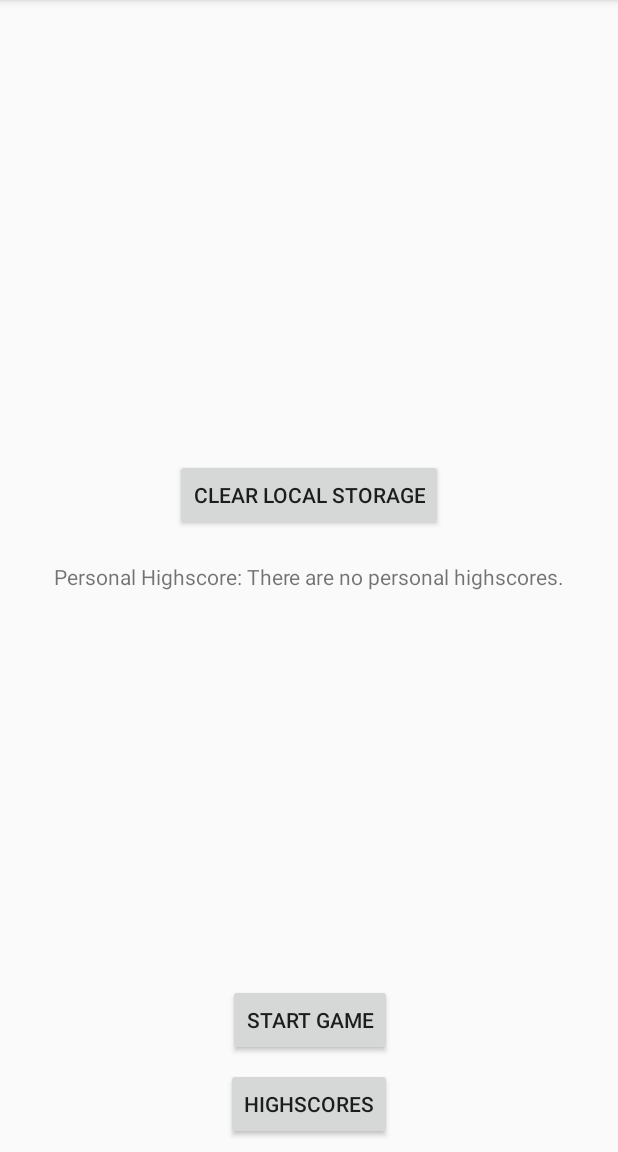
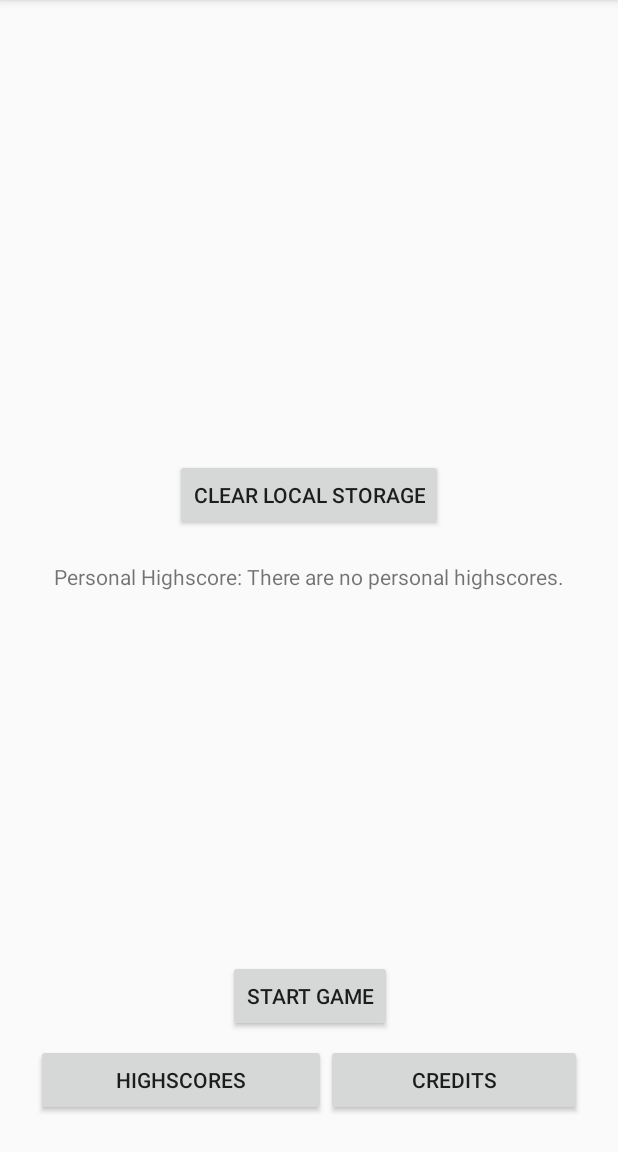
Before and after one commit to algorythm/GallowGame2_Assignment, an Android app: the screen it shows after launch (MainActivity), on a phone screen of 412 x 824 dp, the part 84-1236 px from its top. Run offline under Robolectric (Android 15) with nearby library versions, the phone set to English and light mode, and no system bars.

Commit message:
Adding credits

```diff
--- a/app/src/main/AndroidManifest.xml
+++ b/app/src/main/AndroidManifest.xml
@@ -27,6 +27,10 @@
             android:name=".gallowgame.UI.AddHighscoreActivity"
             android:label="Save Highscore"
             android:theme="@style/AppTheme" />
+        <activity
+            android:name=".gallowgame.UI.CreditsActivity"
+            android:label="Credits"
+            android:theme="@style/AppTheme" />
     </application>
 
 </manifest>
--- a/app/src/main/java/dk/blackdarkness/gg/gallowgame/UI/MainActivity.java
+++ b/app/src/main/java/dk/blackdarkness/gg/gallowgame/UI/MainActivity.java
@@ -14,7 +14,7 @@ import dk.blackdarkness.gg.api.service.Highscore;
 import dk.blackdarkness.gg.gallowgame.ctrl.GameStateManager;
 
 public class MainActivity extends AppCompatActivity implements View.OnClickListener {
-    private Button btnStartGame, btnHighscores, btnClearAllPrefs;
+    private Button btnStartGame, btnHighscores, btnClearAllPrefs, btnCredits;
     private TextView winnerText, highscoreText;
 
     @Override
@@ -25,6 +25,7 @@ public class MainActivity extends AppCompatActivity implements View.OnClickListe
         this.btnStartGame = findViewById(R.id.main_btnStartGame);
         this.btnHighscores = findViewById(R.id.main_btnHighscores);
         this.btnClearAllPrefs = findViewById(R.id.main_clearPrefs);
+        this.btnCredits = findViewById(R.id.main_creditsBtn);
 
         this.winnerText = findViewById(R.id.main_winnerText);
         this.highscoreText = findViewById(R.id.main_tvHighscore);
@@ -32,6 +33,7 @@ public class MainActivity extends AppCompatActivity implements View.OnClickListe
         this.btnStartGame.setOnClickListener(this);
         this.btnHighscores.setOnClickListener(this);
         this.btnClearAllPrefs.setOnClickListener(this);
+        this.btnCredits.setOnClickListener(this);
 
         this.winnerText.setText("");
         this.setHighscoreText();
@@ -43,6 +45,7 @@ public class MainActivity extends AppCompatActivity implements View.OnClickListe
             case R.id.main_btnStartGame: startGame(); break;
             case R.id.main_btnHighscores: gotoHighscores(); break;
             case R.id.main_clearPrefs: clearAllPrefsBtn(); break;
+            case R.id.main_creditsBtn: creditsBtnClicked(); break;
         }
     }
     private void setHighscoreText() {
@@ -69,6 +72,12 @@ public class MainActivity extends AppCompatActivity implements View.OnClickListe
     private void clearAllPrefsBtn() {
         GameStateManager.getInstance(this).clearAll();
         this.setHighscoreText();
+    }
+
+    private void creditsBtnClicked() {
+        System.out.println("SHOWING Credits!!");
+        final Intent getCredits = new Intent(this, CreditsActivity.class);
+        startActivity(getCredits);
     }
 
     @Override
--- a/app/src/main/res/layout/activity_main.xml
+++ b/app/src/main/res/layout/activity_main.xml
@@ -24,7 +24,7 @@
         android:layout_marginEnd="8dp"
         android:layout_marginStart="8dp"
         android:text="Start Game"
-        app:layout_constraintBottom_toTopOf="@+id/main_btnHighscores"
+        app:layout_constraintBottom_toTopOf="@+id/main_bottomButtonGroup"
         app:layout_constraintEnd_toEndOf="parent"
         app:layout_constraintHorizontal_bias="0.502"
         app:layout_constraintStart_toStartOf="parent" />
@@ -39,17 +39,6 @@
         app:layout_constraintStart_toStartOf="parent"
         app:layout_constraintTop_toTopOf="parent" />
 
-    <Button
-        android:id="@+id/main_btnHighscores"
-        android:layout_width="wrap_content"
-        android:layout_height="wrap_content"
-        android:layout_marginBottom="8dp"
-        android:layout_marginEnd="8dp"
-        android:layout_marginStart="8dp"
-        android:text="Highscores"
-        app:layout_constraintBottom_toBottomOf="parent"
-        app:layout_constraintEnd_toEndOf="parent"
-        app:layout_constraintStart_toStartOf="parent" />
 
     <Button
         android:id="@+id/main_clearPrefs"
@@ -66,4 +55,30 @@
         app:layout_constraintTop_toTopOf="parent"
         app:layout_constraintVertical_bias="0.96" />
 
+    <LinearLayout
+        android:id="@+id/main_bottomButtonGroup"
+        android:layout_width="match_parent"
+        android:layout_height="wrap_content"
+        app:layout_constraintBottom_toBottomOf="parent"
+        app:layout_constraintStart_toStartOf="parent"
+        app:layout_constraintEnd_toEndOf="parent"
+        android:layout_margin="24dp">
+
+        <Button
+            android:id="@+id/main_btnHighscores"
+            android:layout_width="wrap_content"
+            android:layout_height="wrap_content"
+            android:layout_weight="1"
+            android:text="Highscores" />
+
+        <Button
+            android:id="@+id/main_creditsBtn"
+            android:layout_width="wrap_content"
+            android:layout_height="wrap_content"
+            android:layout_weight="1"
+            android:text="Credits"
+            app:layout_constraintTop_toBottomOf="@+id/main_btnStartGame" />
+    </LinearLayout>
+
+
 </android.support.constraint.ConstraintLayout>
```
Also changed, not shown: app/src/main/java/dk/blackdarkness/gg/gallowgame/UI/CreditsActivity.java (added, +41 -0 lines), app/src/main/res/layout/activity_credits.xml (added, +16 -0 lines).
